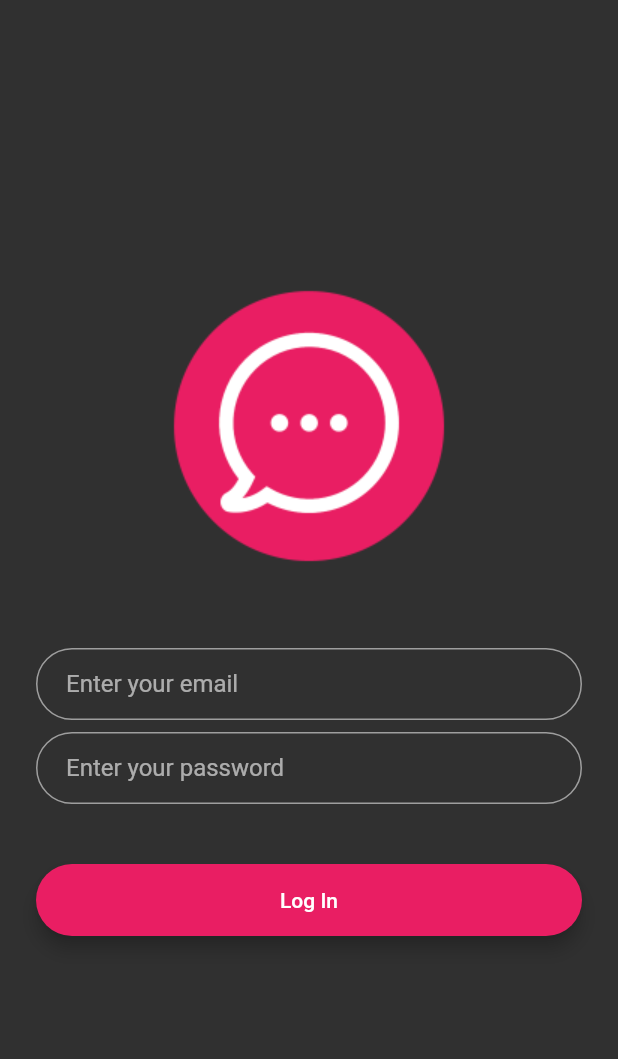
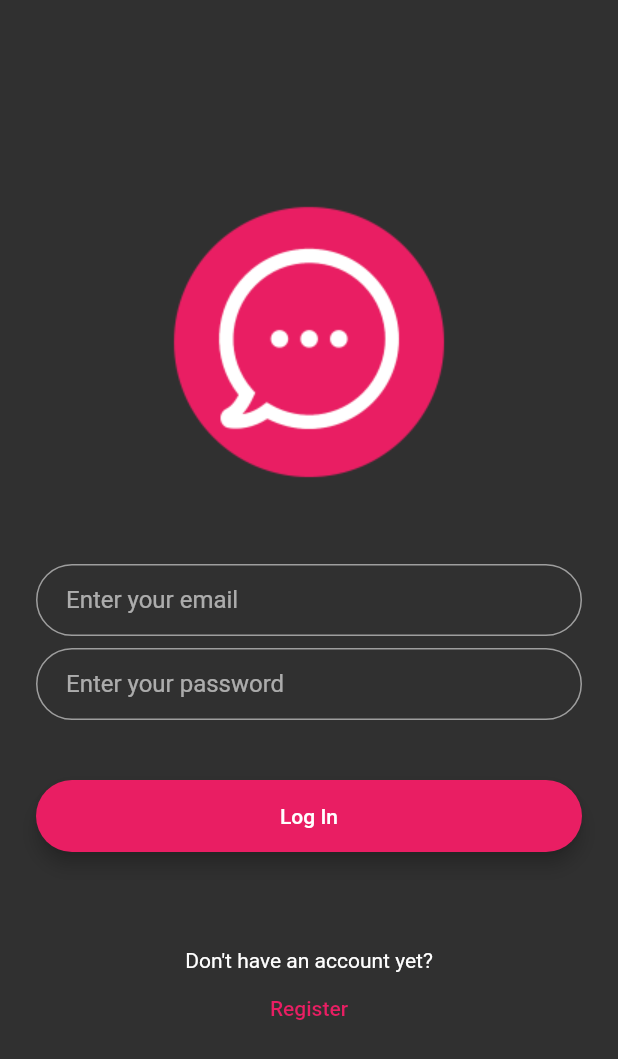
Before and after one commit to raymondallen/flash-chat, a Flutter app: the screen it shows after launch, after a tap on "Log In", on a phone screen of 412 x 824 dp. Shown: the top 1059 px of the screen. Run offline on Flutter 3.47's test engine with Material 2 defaults, Android fonts, the phone set to English and light mode, and no system bars; our stand-ins replace animated_text_kit, dartz, firebase_auth; accounts and stored records are empty.

```diff
--- /dev/null
+++ b/lib/components/text_button.dart
@@ -0,0 +1,30 @@
+import 'package:flutter/material.dart';
+
+class TextButton extends StatefulWidget {
+  final String label;
+  final Color color;
+  final Function onTap;
+  TextButton({@required this.label, this.color, this.onTap});
+
+  @override
+  State<StatefulWidget> createState() => _TextButtonState();
+}
+
+class _TextButtonState extends State<TextButton> {
+  @override
+  Widget build(BuildContext context) {
+    return MaterialButton(
+      onPressed: () {
+        if (this.widget.onTap != null) {
+          this.widget.onTap();
+        }
+      },
+      minWidth: 100.0,
+      height: 42.0,
+      child: Text(
+        this.widget.label,
+        style: TextStyle(color: this.widget.color),
+      ),
+    );
+  }
+}
--- a/lib/main.dart
+++ b/lib/main.dart
@@ -5,13 +5,20 @@ import 'package:flash_chat/screens/registration_screen.dart';
 import 'package:flash_chat/screens/chat_screen.dart';
 import 'utilities/routes.dart';
 import 'utilities/constants.dart';
+import 'auth/auth_change_notifier.dart';
+import 'package:provider/provider.dart';
 
 void main() => runApp(FlashChat());
 
 class FlashChat extends StatelessWidget {
   @override
   Widget build(BuildContext context) {
-    return MaterialApp(
+    return MultiProvider(
+      providers: [
+        ChangeNotifierProvider<AuthChangeNotifier>(
+            create: (_) => AuthChangeNotifier()),
+      ],
+      child: MaterialApp(
           debugShowCheckedModeBanner: false,
           theme: ThemeData.dark().copyWith(
             primaryColor: kPrimaryColor,
@@ -24,12 +31,13 @@ class FlashChat extends StatelessWidget {
               body1: TextStyle(color: kTextColor),
             ),
           ),
-        initialRoute: Routes.welcome,
+          initialRoute: Routes.login,
           routes: {
             Routes.welcome: (context) => WelcomeScreen(),
             Routes.login: (context) => LoginScreen(),
             Routes.register: (context) => RegistrationScreen(),
             Routes.chat: (context) => ChatScreen(),
-        });
+          }),
+    );
   }
 }
--- a/lib/screens/login_screen.dart
+++ b/lib/screens/login_screen.dart
@@ -2,6 +2,8 @@ import 'package:flash_chat/components/logo.dart';
 import 'package:flash_chat/utilities/constants.dart';
 import 'package:flutter/material.dart';
 import '../components/rounded_button.dart';
+import '../utilities/routes.dart';
+import '../components/text_button.dart';
 
 class LoginScreen extends StatefulWidget {
   @override
@@ -29,6 +31,7 @@ class _LoginScreenState extends State<LoginScreen> {
               height: 48.0,
             ),
             TextField(
+              keyboardType: TextInputType.emailAddress,
               onChanged: (value) {
                 //Do something with the user input.
               },
@@ -40,6 +43,7 @@ class _LoginScreenState extends State<LoginScreen> {
               height: 8.0,
             ),
             TextField(
+              obscureText: true,
               onChanged: (value) {
                 //Do something with the user input.
               },
@@ -55,6 +59,21 @@ class _LoginScreenState extends State<LoginScreen> {
               color: Theme.of(context).primaryColor,
               onTap: () {},
             ),
+            SizedBox(
+              height: 48.0,
+            ),
+            Text(
+              'Don\'t have an account yet?',
+              textAlign: TextAlign.center,
+              style: kPromptStyle,
+            ),
+            TextButton(
+              label: 'Register',
+              color: Theme.of(context).primaryColor,
+              onTap: () {
+                Navigator.pushNamed(context, Routes.register);
+              },
+            ),
           ],
         ),
       ),
--- a/lib/screens/welcome_screen.dart
+++ b/lib/screens/welcome_screen.dart
@@ -60,6 +60,9 @@ class _WelcomeScreenState extends State<WelcomeScreen>
                     height: 60.0,
                   ),
                 ),
+                SizedBox(
+                  width: 10.0,
+                ),
                 TypewriterAnimatedTextKit(
                   text: ['Flash Chat'],
                   totalRepeatCount: 1,
--- a/lib/utilities/constants.dart
+++ b/lib/utilities/constants.dart
@@ -39,7 +39,16 @@ const kTextFieldDecoration = InputDecoration(
     borderRadius: BorderRadius.all(Radius.circular(32.0)),
   ),
   focusedBorder: OutlineInputBorder(
-    borderSide: BorderSide(color: kAccentColor, width: 2.0),
+    borderSide: BorderSide(color: kPrimaryColor, width: 2.0),
     borderRadius: BorderRadius.all(Radius.circular(32.0)),
   ),
 );
+
+// Use for prompts on auth screens
+const kPromptStyle = TextStyle(
+  color: Colors.white,
+);
+
+const kErrorStyle = TextStyle(
+  color: Colors.white,
+);
--- /dev/null
+++ b/lib/utilities/failure.dart
@@ -0,0 +1,8 @@
+class Failure {
+  final String message;
+
+  Failure(this.message);
+
+  @override
+  String toString() => message;
+}
```
Also changed, not shown: lib/auth/auth_change_notifier.dart (added, +49 -0 lines), lib/auth/auth_service.dart (added, +41 -0 lines), lib/screens/registration_screen.dart (+50 -4 lines), pubspec.yaml (+6 -1 lines), pubspec.lock, 16 other files. Lines whose indentation alone changed are shown as unchanged.
